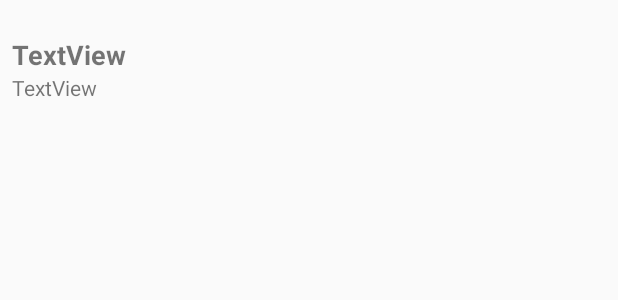
After one commit to BKertesz/Project2, an Android app: the layout task_item.xml on its own in the app's theme, with its tools: preview values and no code run, on a phone screen of 412 x 824 dp. The commit adds this screen. Shown: the top 300 px of the screen. Run offline under Robolectric (Android 15) with nearby library versions, the phone set to English and light mode, and no system bars.

Commit message:
Implemented recycle view succesfully

```diff
--- a/mobile/src/main/res/layout/activity_main.xml
+++ b/mobile/src/main/res/layout/activity_main.xml
@@ -20,6 +20,7 @@
         app:menu="@menu/navigation" />
 
     <android.support.v7.widget.RecyclerView
+        android:id="@+id/recyclerViewId"
         android:layout_width="0dp"
         android:layout_height="0dp"
         android:layout_marginBottom="8dp"
--- /dev/null
+++ b/mobile/src/main/res/layout/task_item.xml
@@ -0,0 +1,41 @@
+<?xml version="1.0" encoding="utf-8"?>
+<android.support.constraint.ConstraintLayout
+    xmlns:android="http://schemas.android.com/apk/res/android"
+    xmlns:app="http://schemas.android.com/apk/res-auto"
+    xmlns:tools="http://schemas.android.com/tools"
+    android:layout_width="match_parent"
+    android:layout_height="match_parent">
+
+    <LinearLayout
+        android:id="@+id/itemBackgroundId"
+        android:layout_width="223dp"
+        android:layout_height="73dp"
+        android:layout_marginLeft="8dp"
+        android:layout_marginStart="8dp"
+        android:layout_marginTop="8dp"
+        android:orientation="vertical"
+        app:layout_constraintStart_toStartOf="parent"
+        app:layout_constraintTop_toTopOf="parent">
+
+        <TextView
+            android:id="@+id/taskNameId"
+            android:layout_width="match_parent"
+            android:layout_height="wrap_content"
+            android:layout_marginTop="16dp"
+            android:text="TextView"
+            android:textSize="18sp"
+            android:textStyle="bold"
+            app:layout_constraintTop_toTopOf="parent"
+            tools:layout_editor_absoluteX="16dp" />
+
+        <TextView
+            android:id="@+id/taskDescriptionID"
+            android:layout_width="match_parent"
+            android:layout_height="wrap_content"
+            android:text="TextView"
+            android:textSize="14sp"
+            tools:layout_editor_absoluteX="16dp"
+            tools:layout_editor_absoluteY="43dp" />
+    </LinearLayout>
+
+</android.support.constraint.ConstraintLayout>
--- a/mobile/src/main/res/values/colors.xml
+++ b/mobile/src/main/res/values/colors.xml
@@ -3,4 +3,7 @@
     <color name="colorPrimary">#3F51B5</color>
     <color name="colorPrimaryDark">#303F9F</color>
     <color name="colorAccent">#FF4081</color>
+    <color name="red">#b71c1c</color>
+    <color name="yellow">#cddc39</color>
+    <color name="green">#64dd17</color>
 </resources>
```
Also changed, not shown: mobile/src/main/java/com/codeclan/balazskertesz/project2/Application.java (deleted, +0 -8 lines), mobile/src/main/java/com/codeclan/balazskertesz/project2/ListViewHolder.java (added, +21 -0 lines), mobile/src/main/java/com/codeclan/balazskertesz/project2/MainActivity.java (+19 -0 lines), mobile/src/main/java/com/codeclan/balazskertesz/project2/MyRecyclerAdapter.java (+70 -1 lines).
